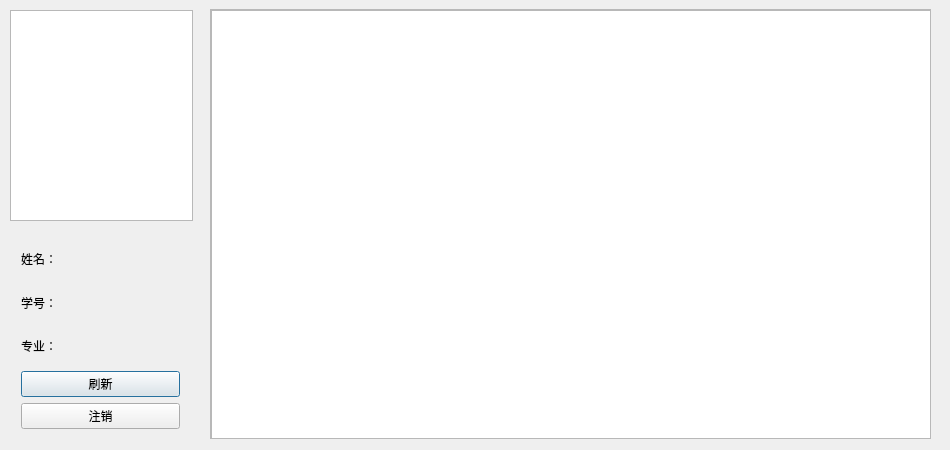
Old version of the form ExamSystem/StudentWindow.ui in the repository ChenjunYing/examsystem.
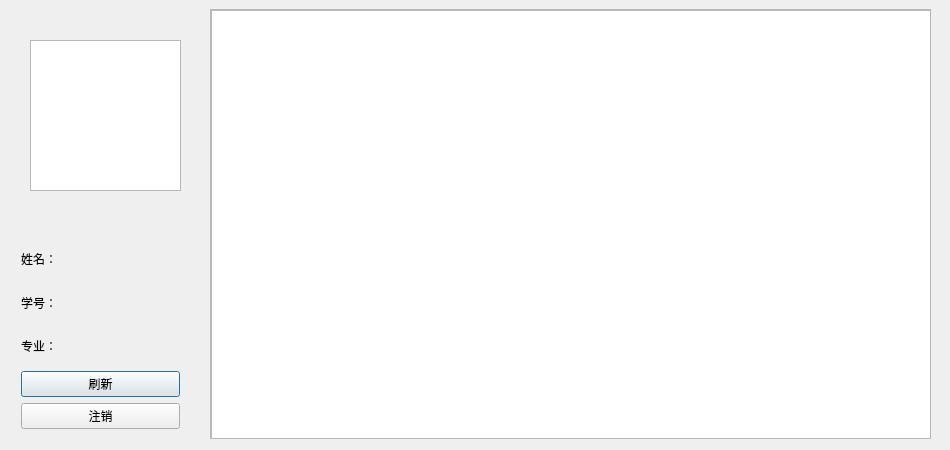
New version of the form. Icons and pictures are not drawn.

```diff
--- a/ExamSystem/StudentWindow.ui
+++ b/ExamSystem/StudentWindow.ui
@@ -156,12 +156,18 @@
   <widget class="QGraphicsView" name="graphicsView">
    <property name="geometry">
     <rect>
-     <x>10</x>
-     <y>10</y>
-     <width>183</width>
-     <height>211</height>
+     <x>30</x>
+     <y>40</y>
+     <width>151</width>
+     <height>151</height>
     </rect>
    </property>
+   <property name="styleSheet">
+    <string notr="true">background-image:url(./Resources/image/img.jpg);</string>
+   </property>
+   <property name="resizeAnchor">
+    <enum>QGraphicsView::NoAnchor</enum>
+   </property>
   </widget>
  </widget>
  <layoutdefault spacing="6" margin="11"/>
```
